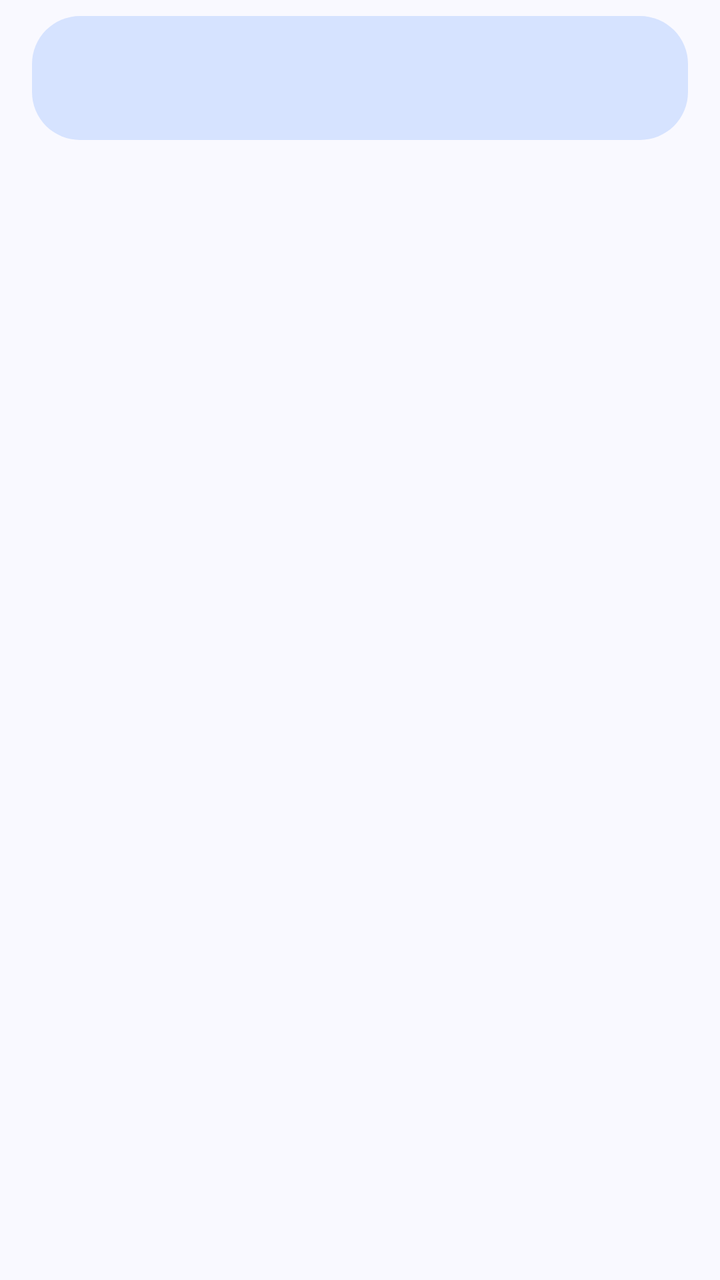
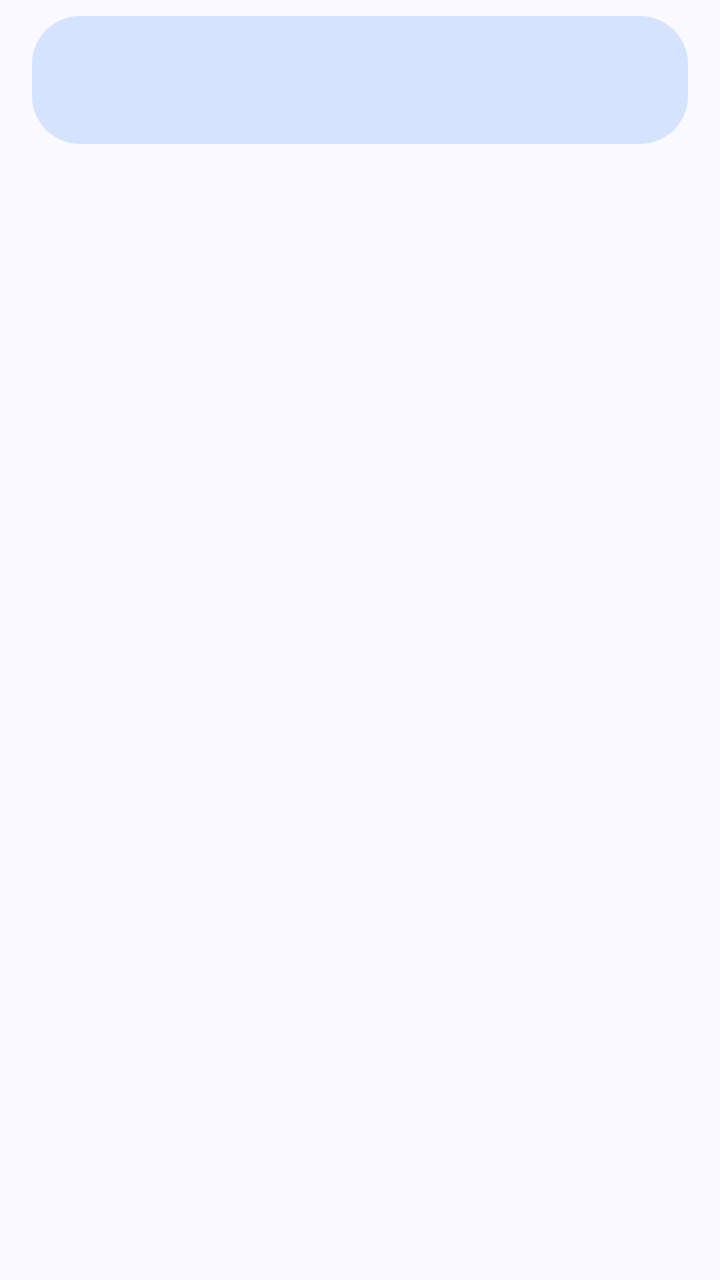

Two renders of the same Android screen: before a commit and after it. Below are the layout's source before the change and the commit's diff.
<!-- AndroidManifest.xml: application theme AppTheme -->
<!-- res/layout/preference_action_button.xml -->
<?xml version="1.0" encoding="utf-8"?>
<LinearLayout xmlns:android="http://schemas.android.com/apk/res/android"
    android:layout_width="match_parent"
    android:layout_height="wrap_content"
    android:orientation="vertical"
    android:paddingStart="16dp"
    android:paddingTop="8dp"
    android:paddingEnd="16dp"
    android:paddingBottom="8dp">

    <LinearLayout
        android:layout_width="match_parent"
        android:layout_height="wrap_content"
        android:background="@drawable/preference_action_button_background"
        android:gravity="center"
        android:orientation="horizontal"
        android:paddingStart="24dp"
        android:paddingTop="12dp"
        android:paddingEnd="24dp"
        android:paddingBottom="12dp">

        <ImageView
            android:id="@android:id/icon"
            android:layout_width="24dp"
            android:layout_height="24dp"
            android:layout_marginEnd="8dp"
            android:contentDescription="@null" />

        <LinearLayout
            android:layout_width="wrap_content"
            android:layout_height="wrap_content"
            android:gravity="center"
            android:orientation="vertical">

            <TextView
                android:id="@android:id/title"
                android:layout_width="wrap_content"
                android:layout_height="wrap_content"
                android:ellipsize="end"
                android:maxLines="1"
                android:textAlignment="center"
                android:textAppearance="?attr/textAppearanceTitleMedium" />

            <TextView
                android:id="@android:id/summary"
                android:layout_width="wrap_content"
                android:layout_height="wrap_content"
                android:textAlignment="center"
                android:textAppearance="?attr/textAppearanceBodySmall" />

        </LinearLayout>

    </LinearLayout>
</LinearLayout>
<!-- resources referenced by this layout -->
<resources>
  <!-- drawable preference_action_button_background (drawable) -->
  <?xml version="1.0" encoding="utf-8"?>
  <shape xmlns:android="http://schemas.android.com/apk/res/android"
      android:shape="rectangle">
      <solid android:color="?attr/colorPrimaryContainer" />
      <corners android:radius="24dp" />
  </shape>
  <style name="AppTheme" parent="AppTheme.Override">
          
      </style>
  <style name="AppTheme.Override" parent="AppTheme.Base">
          
      </style>
  <color name="md_primary">#415F91</color>
  <color name="md_onPrimary">#FFFFFF</color>
  <color name="md_primaryContainer">#D6E3FF</color>
  <color name="md_onPrimaryContainer">#001B3E</color>
  <color name="md_inversePrimary">#AAC7FF</color>
  <color name="md_secondary">#565F71</color>
  <color name="md_onSecondary">#FFFFFF</color>
  <color name="md_secondaryContainer">#DAE2F9</color>
  <color name="md_onSecondaryContainer">#131C2B</color>
  <color name="md_tertiary">#705575</color>
  <color name="md_onTertiary">#FFFFFF</color>
  <color name="md_tertiaryContainer">#FAD8FD</color>
  <color name="md_onTertiaryContainer">#29132D</color>
  <color name="md_error">#B3261E</color>
  <color name="md_onError">#FFFFFF</color>
  <color name="md_errorContainer">#F9DEDC</color>
  <color name="md_onErrorContainer">#410E0B</color>
  <color name="md_success">#2E6B45</color>
  <color name="md_onSuccess">#FFFFFF</color>
  <color name="md_successContainer">#D7EBDD</color>
  <color name="md_onSuccessContainer">#17532F</color>
  <color name="md_warning">#8A5A00</color>
  <color name="md_onWarning">#FFFFFF</color>
  <color name="md_warningContainer">#FFF3E0</color>
  <color name="md_onWarningContainer">#4A3000</color>
  <color name="md_background">#F9F9FF</color>
  <color name="md_onBackground">#1A1B20</color>
  <color name="md_surface">#F9F9FF</color>
  <color name="md_onSurface">#1A1B20</color>
  <color name="md_surfaceVariant">#E0E2EC</color>
  <color name="md_onSurfaceVariant">#43474E</color>
  <color name="md_inverseSurface">#2F3036</color>
  <color name="md_inverseOnSurface">#F1F0F7</color>
  <color name="md_surfaceContainerLowest">#FFFFFF</color>
  <color name="md_surfaceContainerLow">#F3F3FA</color>
  <color name="md_surfaceContainer">#EDEDF4</color>
  <color name="md_surfaceContainerHigh">#E7E8EE</color>
  <color name="md_surfaceContainerHighest">#E1E2E8</color>
  <color name="md_surfaceDim">#D9D9E0</color>
  <color name="md_surfaceBright">#F9F9FF</color>
  <color name="md_surfaceTint">#415F91</color>
  <color name="md_outline">#73777F</color>
  <color name="md_outlineVariant">#C3C6CF</color>
  <color name="md_scrim">#000000</color>
  <color name="brandBar">@color/md_surfaceContainer</color>
  <color name="brandBarRipple">#1F415F91</color>
  <style name="Widget.Gatekeeper.BottomNavigation.Indicator" parent="Widget.Material3.BottomNavigationView.ActiveIndicator">
          <item name="android:color">@color/brandBarIndicator</item>
      </style>
  <color name="brandBarIndicator">@color/md_secondaryContainer</color>
  <!-- unchanged entries left out for length: 2 -->
</resources>

<!-- the commit's change to res/layout/preference_action_button.xml (unified diff, before → after) -->
@@ -12,24 +12,26 @@
         android:layout_width="match_parent"
         android:layout_height="wrap_content"
         android:background="@drawable/preference_action_button_background"
-        android:gravity="center"
+        android:gravity="center_vertical"
+        android:minHeight="64dp"
         android:orientation="horizontal"
-        android:paddingStart="24dp"
-        android:paddingTop="12dp"
-        android:paddingEnd="24dp"
-        android:paddingBottom="12dp">
+        android:paddingStart="16dp"
+        android:paddingTop="8dp"
+        android:paddingEnd="16dp"
+        android:paddingBottom="8dp">
 
         <ImageView
             android:id="@android:id/icon"
             android:layout_width="24dp"
             android:layout_height="24dp"
-            android:layout_marginEnd="8dp"
+            android:layout_marginEnd="16dp"
             android:contentDescription="@null" />
 
         <LinearLayout
-            android:layout_width="wrap_content"
+            android:layout_width="0dp"
             android:layout_height="wrap_content"
-            android:gravity="center"
+            android:layout_weight="1"
+            android:gravity="center_vertical"
             android:orientation="vertical">
 
             <TextView
@@ -38,14 +40,16 @@
                 android:layout_height="wrap_content"
                 android:ellipsize="end"
                 android:maxLines="1"
-                android:textAlignment="center"
+                android:textAlignment="viewStart"
                 android:textAppearance="?attr/textAppearanceTitleMedium" />
 
             <TextView
                 android:id="@android:id/summary"
                 android:layout_width="wrap_content"
                 android:layout_height="wrap_content"
-                android:textAlignment="center"
+                android:textAlignment="viewStart"
+                android:ellipsize="end"
+                android:maxLines="1"
                 android:textAppearance="?attr/textAppearanceBodySmall" />
 
         </LinearLayout>
<!-- resource entries referenced after the edit -->
@@ -57,6 +57,21 @@
   <color name="md_outline">#73777F</color>
   <color name="md_outlineVariant">#C3C6CF</color>
   <color name="md_scrim">#000000</color>
+  <style name="PreferenceThemeOverlay" parent="BasePreferenceThemeOverlay">
+          <item name="preferenceStyle">@style/Preference.Gatekeeper</item>
+          <item name="preferenceCategoryStyle">@style/Preference.Category.Gatekeeper</item>
+          <item name="switchPreferenceCompatStyle">@style/Preference.Switch.Gatekeeper</item>
+          <item name="checkBoxPreferenceStyle">@style/Preference.Switch.Gatekeeper</item>
+      </style>
+  <style name="Preference.Gatekeeper" parent="Preference.Material">
+          <item name="android:layout">@layout/preference_compact</item>
+      </style>
+  <style name="Preference.Category.Gatekeeper" parent="Preference.Category.Material">
+          <item name="android:layout">@layout/preference_category_compact</item>
+      </style>
+  <style name="Preference.Switch.Gatekeeper" parent="Preference.SwitchPreferenceCompat.Material">
+          <item name="android:layout">@layout/preference_compact</item>
+      </style>
   <color name="brandBar">@color/md_surfaceContainer</color>
   <color name="brandBarRipple">#1F415F91</color>
   <style name="Widget.Gatekeeper.BottomNavigation.Indicator" parent="Widget.Material3.BottomNavigationView.ActiveIndicator">
